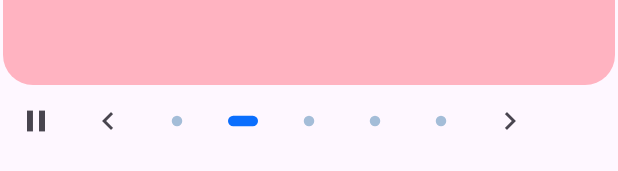
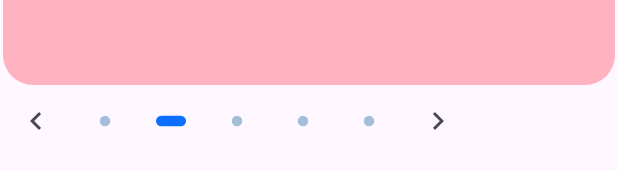
Before and after one commit to biola10w-cloud/zita-ecosystem, a Flutter app: the HomeAdverts widget shown alone on an empty page, opened directly with empty values, after a tap on "Your next big idea starts here", on a phone screen of 412 x 824 dp. Shown: the part 359-530 px from the top of the screen. Run offline on Flutter 3.47's test engine with Material 3 defaults, Android fonts, the phone set to English and light mode, and no system bars; our stand-ins replace audio_service, flutter_secure_storage, flutter_tts; missing offline and left inert: audio_session; accounts and stored records are empty.

Commit message:
Remove carousel playback controls and retain automatic rotation

```diff
--- a/zita-app/lib/home_adverts.dart
+++ b/zita-app/lib/home_adverts.dart
@@ -21,7 +21,7 @@ class HomeAdverts extends StatefulWidget {
 
 class _HomeAdvertsState extends State<HomeAdverts> with WidgetsBindingObserver {
   Timer? rotation;
-  bool paused = false, foreground = true, touching = false;
+  bool foreground = true, touching = false;
   static const slideColors = [
     Color(0xffffd56b),
     Color(0xffffb3c1),
@@ -42,7 +42,6 @@ class _HomeAdvertsState extends State<HomeAdverts> with WidgetsBindingObserver {
   void startRotation() {
     rotation = Timer.periodic(const Duration(seconds: 2), (_) {
       if (!mounted ||
-          paused ||
           !foreground ||
           touching ||
           adverts.length < 2 ||
@@ -224,10 +223,6 @@ class _HomeAdvertsState extends State<HomeAdverts> with WidgetsBindingObserver {
               crossAxisAlignment: WrapCrossAlignment.center,
               children: [
                 IconButton(
-                    tooltip: paused ? 'Play adverts' : 'Pause adverts',
-                    onPressed: () => setState(() => paused = !paused),
-                    icon: Icon(paused ? Icons.play_arrow : Icons.pause)),
-                IconButton(
                     tooltip: 'Previous advert',
                     onPressed: selected > 0 ? () => go(selected - 1) : null,
                     icon: const Icon(Icons.chevron_left)),
--- a/zita-app/pubspec.yaml
+++ b/zita-app/pubspec.yaml
@@ -1,7 +1,7 @@
 name: zita_app
 description: Zita's mobile reading app.
 publish_to: none
-version: 1.0.9+10
+version: 1.0.10+11
 environment:
   sdk: '>=3.4.0 <4.0.0'
 dependencies:
```
Also changed, not shown: 2 other files.
